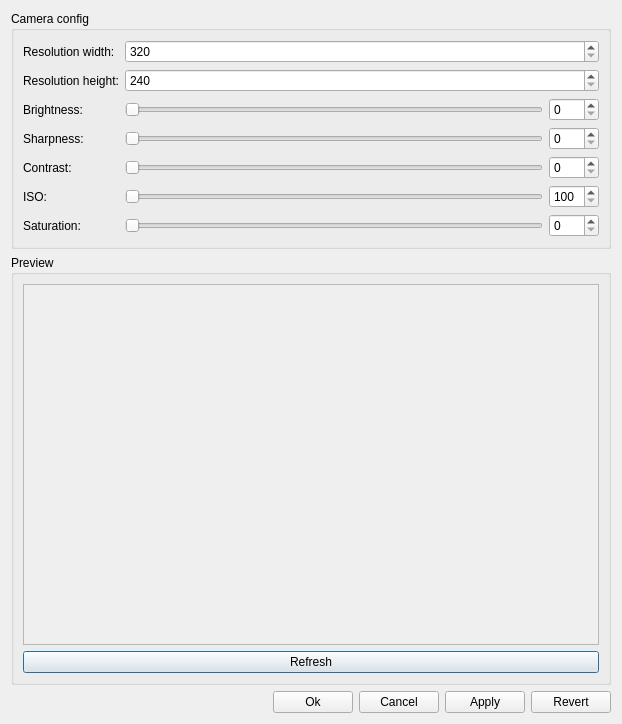
Old version of the form Source/Scanner3DClient/GUI/SettingsDialog/UI/SettingsDialog.ui in the repository MaxGarden/Scanner3DClient.
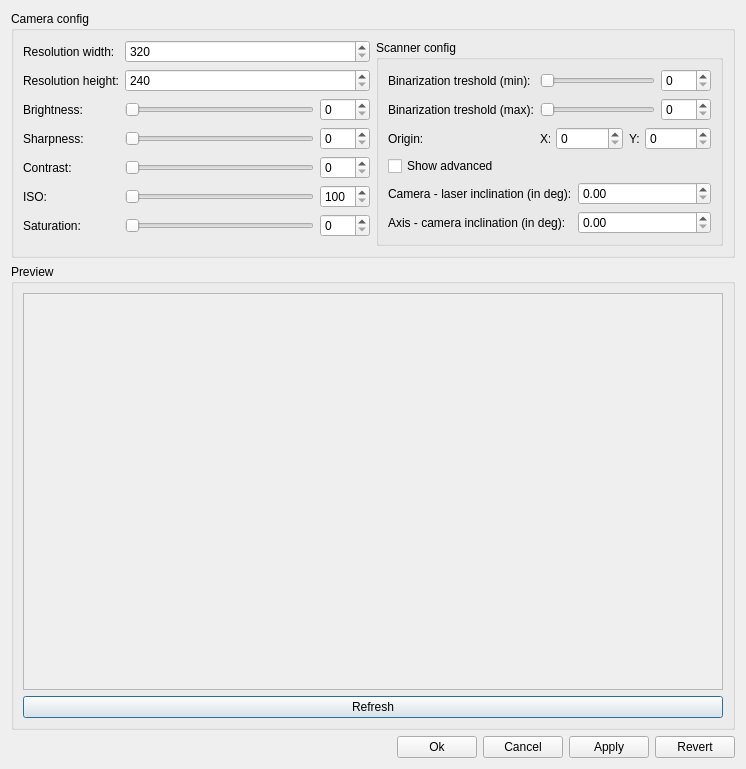
New version of the form.

Commit message: Handle scanner config in SettingsDialog.

```diff
--- a/Source/Scanner3DClient/GUI/SettingsDialog/UI/SettingsDialog.ui
+++ b/Source/Scanner3DClient/GUI/SettingsDialog/UI/SettingsDialog.ui
@@ -9,8 +9,8 @@
    <rect>
     <x>0</x>
     <y>0</y>
-    <width>622</width>
-    <height>724</height>
+    <width>746</width>
+    <height>769</height>
    </rect>
   </property>
   <property name="windowTitle">
@@ -277,6 +277,222 @@
         </item>
        </layout>
       </item>
+      <item>
+       <widget class="QGroupBox" name="m_scannerConfigGroupBox">
+        <property name="title">
+         <string>Scanner config</string>
+        </property>
+        <layout class="QVBoxLayout" name="verticalLayout_3">
+         <item>
+          <layout class="QFormLayout" name="formLayout_2">
+           <item row="0" column="0">
+            <widget class="QLabel" name="m_binarizationTresholdMinLabel">
+             <property name="text">
+              <string>Binarization treshold (min):</string>
+             </property>
+            </widget>
+           </item>
+           <item row="0" column="1">
+            <layout class="QHBoxLayout" name="horizontalLayout_10">
+             <item>
+              <widget class="QSlider" name="m_binarizationTresholdMinSlider">
+               <property name="maximum">
+                <number>255</number>
+               </property>
+               <property name="orientation">
+                <enum>Qt::Horizontal</enum>
+               </property>
+              </widget>
+             </item>
+             <item>
+              <widget class="QSpinBox" name="m_binarizationTresholdMinSpinBox">
+               <property name="minimumSize">
+                <size>
+                 <width>50</width>
+                 <height>0</height>
+                </size>
+               </property>
+               <property name="maximum">
+                <number>255</number>
+               </property>
+              </widget>
+             </item>
+            </layout>
+           </item>
+           <item row="1" column="0">
+            <widget class="QLabel" name="m_binarizationTresholdMaxLabel">
+             <property name="text">
+              <string>Binarization treshold (max):</string>
+             </property>
+            </widget>
+           </item>
+           <item row="1" column="1">
+            <layout class="QHBoxLayout" name="horizontalLayout_5">
+             <item>
+              <widget class="QSlider" name="m_binarizationTresholdMaxSlider">
+               <property name="maximum">
+                <number>255</number>
+               </property>
+               <property name="orientation">
+                <enum>Qt::Horizontal</enum>
+               </property>
+              </widget>
+             </item>
+             <item>
+              <widget class="QSpinBox" name="m_binarizationTresholdMaxSpinBox">
+               <property name="minimumSize">
+                <size>
+                 <width>50</width>
+                 <height>0</height>
+                </size>
+               </property>
+               <property name="maximum">
+                <number>255</number>
+               </property>
+              </widget>
+             </item>
+            </layout>
+           </item>
+           <item row="2" column="0">
+            <widget class="QLabel" name="m_originLabel">
+             <property name="text">
+              <string>Origin:</string>
+             </property>
+            </widget>
+           </item>
+           <item row="2" column="1">
+            <layout class="QHBoxLayout" name="horizontalLayout_11">
+             <item>
+              <widget class="QLabel" name="m_originXLabel">
+               <property name="maximumSize">
+                <size>
+                 <width>10</width>
+                 <height>16777215</height>
+                </size>
+               </property>
+               <property name="text">
+                <string>X:</string>
+               </property>
+              </widget>
+             </item>
+             <item>
+              <widget class="QSpinBox" name="m_originXSpinBox">
+               <property name="minimumSize">
+                <size>
+                 <width>50</width>
+                 <height>0</height>
+                </size>
+               </property>
+               <property name="maximumSize">
+                <size>
+                 <width>16777215</width>
+                 <height>16777215</height>
+                </size>
+               </property>
+               <property name="maximum">
+                <number>65535</number>
+               </property>
+              </widget>
+             </item>
+             <item>
+              <widget class="QLabel" name="m_originYLabel">
+               <property name="maximumSize">
+                <size>
+                 <width>10</width>
+                 <height>16777215</height>
+                </size>
+               </property>
+               <property name="text">
+                <string>Y:</string>
+               </property>
+              </widget>
+             </item>
+             <item>
+              <widget class="QSpinBox" name="m_originYSpinBox">
+               <property name="minimumSize">
+                <size>
+                 <width>50</width>
+                 <height>0</height>
+                </size>
+               </property>
+               <property name="maximumSize">
+                <size>
+                 <width>16777215</width>
+                 <height>16777215</height>
+                </size>
+               </property>
+               <property name="maximum">
+                <number>65535</number>
+               </property>
+              </widget>
+             </item>
+            </layout>
+           </item>
+          </layout>
+         </item>
+         <item>
+          <widget class="QCheckBox" name="m_showAdvancedCheckBox">
+           <property name="text">
+            <string>Show advanced</string>
+           </property>
+          </widget>
+         </item>
+         <item>
+          <widget class="QWidget" name="m_scannerConfigAdvancedWidget" native="true">
+           <property name="visible">
+            <bool>false</bool>
+           </property>
+           <layout class="QVBoxLayout" name="verticalLayout_5">
+            <property name="leftMargin">
+             <number>0</number>
+            </property>
+            <property name="topMargin">
+             <number>0</number>
+            </property>
+            <property name="rightMargin">
+             <number>0</number>
+            </property>
+            <property name="bottomMargin">
+             <number>0</number>
+            </property>
+            <item>
+             <layout class="QFormLayout" name="m_advancedConfigFromLayout">
+              <item row="1" column="0">
+               <widget class="QLabel" name="m_axisCameraInclinationLabel">
+                <property name="text">
+                 <string>Axis - camera inclination (in deg):</string>
+                </property>
+               </widget>
+              </item>
+              <item row="0" column="1">
+               <widget class="QDoubleSpinBox" name="m_cameraLaserInclinationDoubleSpinBox">
+                <property name="maximum">
+                 <double>90.000000000000000</double>
+                </property>
+               </widget>
+              </item>
+              <item row="1" column="1">
+               <widget class="QDoubleSpinBox" name="m_axisCameraInclinationDoubleSpinBox">
+                <property name="maximum">
+                 <double>90.000000000000000</double>
+                </property>
+               </widget>
+              </item>
+              <item row="0" column="0">
+               <widget class="QLabel" name="m_cameraLaserInclinationLabel">
+                <property name="text">
+                 <string>Camera - laser inclination (in deg):</string>
+                </property>
+               </widget>
+              </item>
+             </layout>
+            </item>
+           </layout>
+          </widget>
+         </item>
+        </layout>
+       </widget>
+      </item>
      </layout>
     </widget>
    </item>
@@ -299,8 +515,8 @@
           <rect>
            <x>0</x>
            <y>0</y>
-           <width>582</width>
-           <height>372</height>
+           <width>706</width>
+           <height>417</height>
           </rect>
          </property>
          <property name="text">
```
Left out of the diff: 83 changed lines with no effect on the pictures. The commit also changes 3 other files.
